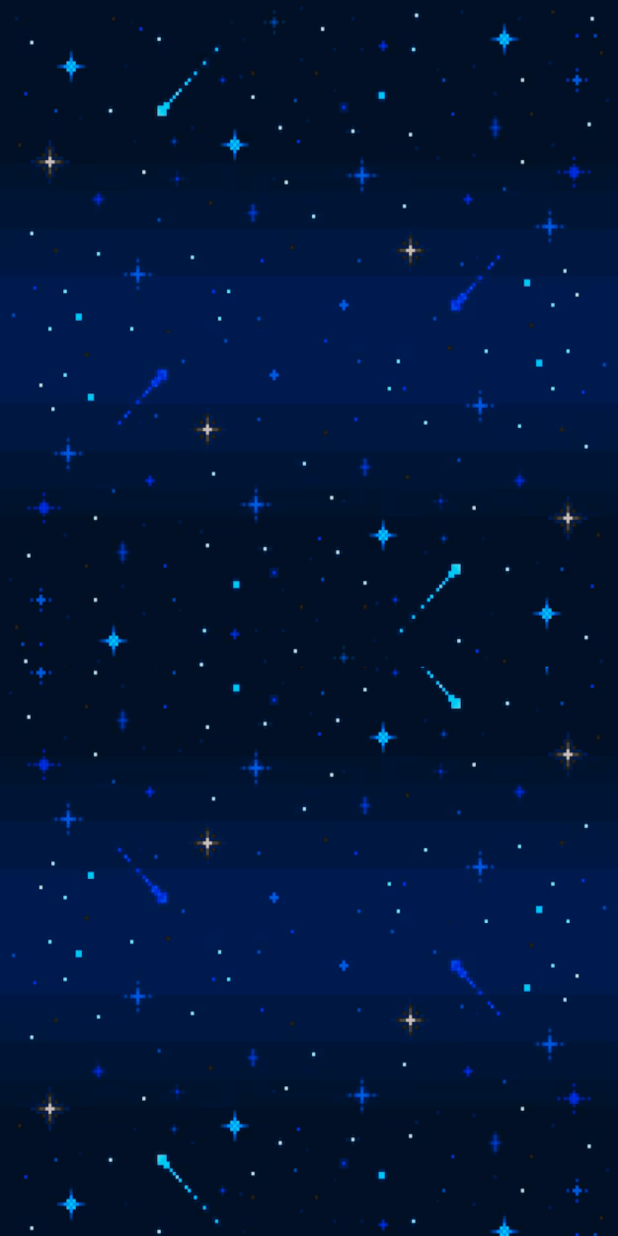
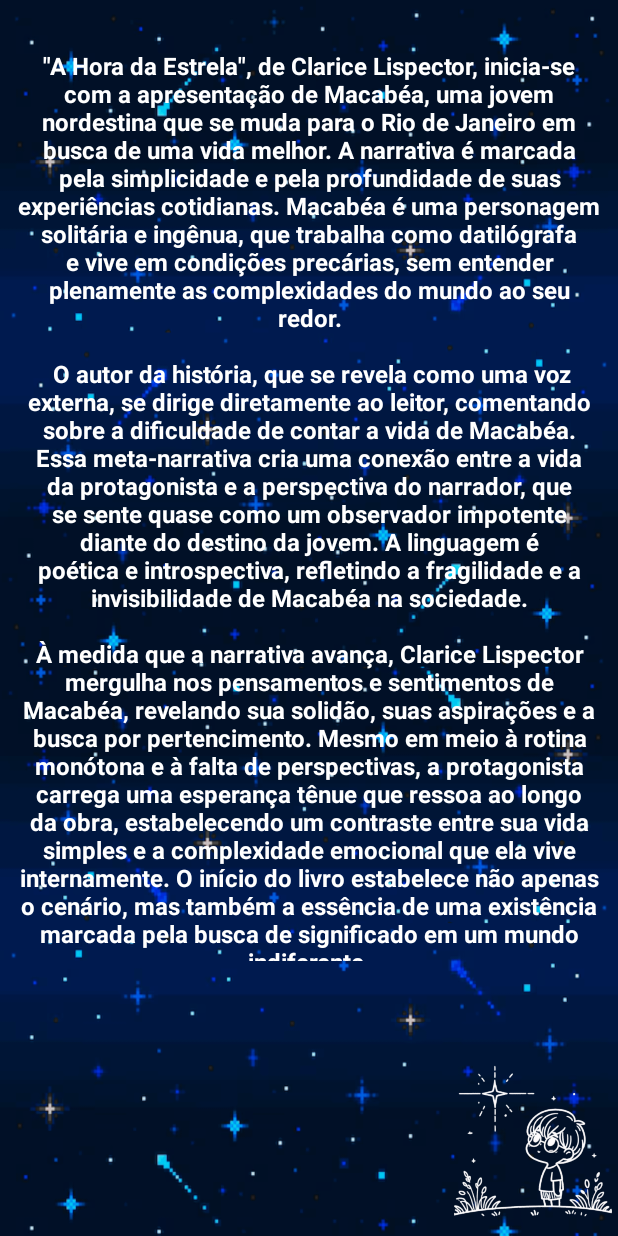
Before and after one commit to LuigiDipp/LeiturApp, an Android app: the MainActivity2 screen opened directly, with no data from a screen before it, on a phone screen of 412 x 824 dp. Run offline under Robolectric (Android 15) with nearby library versions, the phone set to English and light mode, and no system bars; Roboto replaces fonts that are not available here.

Commit message:
cmmt pg2

```diff
--- a/app/src/main/res/layout/activity_main2.xml
+++ b/app/src/main/res/layout/activity_main2.xml
@@ -8,4 +8,31 @@
     android:background="@drawable/background1"
     tools:context=".MainActivity2">
 
+    <TextView
+        android:id="@+id/textView"
+        android:layout_width="388dp"
+        android:layout_height="608dp"
+        android:fontFamily="sans-serif"
+        android:text="&quot;A Hora da Estrela&quot;, de Clarice Lispector, inicia-se com a apresentação de Macabéa, uma jovem nordestina que se muda para o Rio de Janeiro em busca de uma vida melhor. A narrativa é marcada pela simplicidade e pela profundidade de suas experiências cotidianas. Macabéa é uma personagem solitária e ingênua, que trabalha como datilógrafa e vive em condições precárias, sem entender plenamente as complexidades do mundo ao seu redor.\n \n O autor da história, que se revela como uma voz externa, se dirige diretamente ao leitor, comentando sobre a dificuldade de contar a vida de Macabéa. Essa meta-narrativa cria uma conexão entre a vida da protagonista e a perspectiva do narrador, que se sente quase como um observador impotente diante do destino da jovem. A linguagem é poética e introspectiva, refletindo a fragilidade e a invisibilidade de Macabéa na sociedade.\n \nÀ medida que a narrativa avança, Clarice Lispector mergulha nos pensamentos e sentimentos de Macabéa, revelando sua solidão, suas aspirações e a busca por pertencimento. Mesmo em meio à rotina monótona e à falta de perspectivas, a protagonista carrega uma esperança tênue que ressoa ao longo da obra, estabelecendo um contraste entre sua vida simples e a complexidade emocional que ela vive internamente. O início do livro estabelece não apenas o cenário, mas também a essência de uma existência marcada pela busca de significado em um mundo indiferente."
+        android:textAlignment="center"
+        android:textColor="#FFFFFF"
+        android:textSize="16sp"
+        android:textStyle="bold"
+        app:layout_constraintBottom_toBottomOf="parent"
+        app:layout_constraintEnd_toEndOf="parent"
+        app:layout_constraintStart_toStartOf="parent"
+        app:layout_constraintTop_toTopOf="parent"
+        app:layout_constraintVertical_bias="0.151" />
+
+    <ImageView
+        android:id="@+id/imageView"
+        android:layout_width="114dp"
+        android:layout_height="127dp"
+        app:layout_constraintBottom_toBottomOf="parent"
+        app:layout_constraintEnd_toEndOf="parent"
+        app:layout_constraintHorizontal_bias="1.0"
+        app:layout_constraintStart_toStartOf="parent"
+        app:layout_constraintTop_toTopOf="parent"
+        app:layout_constraintVertical_bias="1.0"
+        app:srcCompat="@drawable/icone_menino" />
 </androidx.constraintlayout.widget.ConstraintLayout>
```
